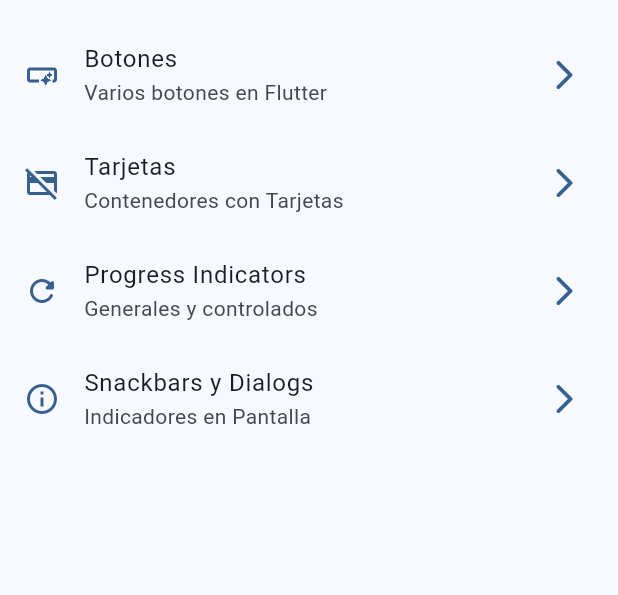
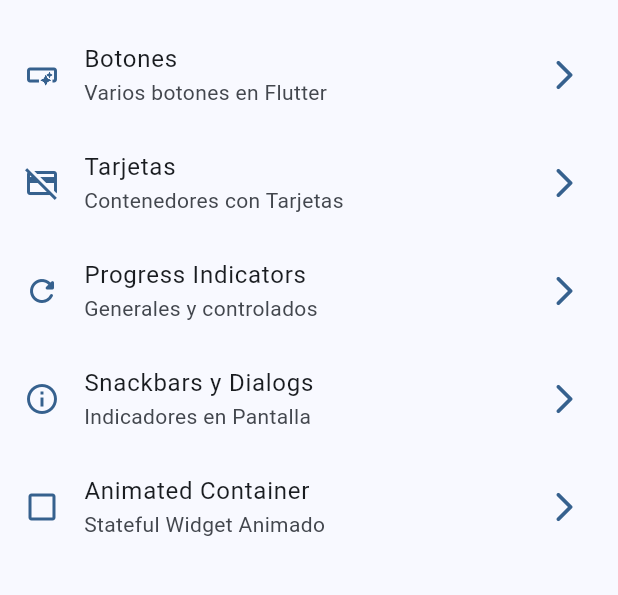
Before and after one commit to RiosHectorM/widgets_tools, a Flutter app: the screen it shows after launch, on a phone screen of 412 x 824 dp, the part 63-658 px from its top. Run offline on Flutter 3.47's test engine with Material 3 defaults, Android fonts, the phone set to English and light mode, and no system bars; our stand-ins replace go_router.

Commit message:
Animated Container in progress

```diff
--- a/lib/config/menu/menu_items.dart
+++ b/lib/config/menu/menu_items.dart
@@ -38,5 +38,10 @@ const appMenuItems = <MenuItem>[
     link: '/snackbars',
     icon: Icons.info_outline,
     ),
-
+    MenuItem(
+    title: 'Animated Container',
+    subTitle: 'Stateful Widget Animado',
+    link: '/animated',
+    icon: Icons.check_box_outline_blank_outlined,
+    ),
 ];
--- a/lib/config/router/app_router.dart
+++ b/lib/config/router/app_router.dart
@@ -26,5 +26,9 @@ final appRouter = GoRouter(
       path: '/snackbars',
       builder: (context, state) => const SnackbarScreen(),
     ),
+    GoRoute(
+      path: '/animated',
+      builder: (context, state) => const AnimatedScreen(),
+    ),
   ],
 );
```
Also changed, not shown: lib/config/presentation/screens/animated/animated_screen.dart (+21 -1 lines).
